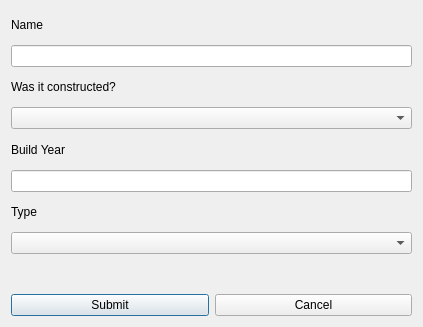
Above: addcomputer.ui from Tryggvith/vika3 before the change. Below: the same form after it.
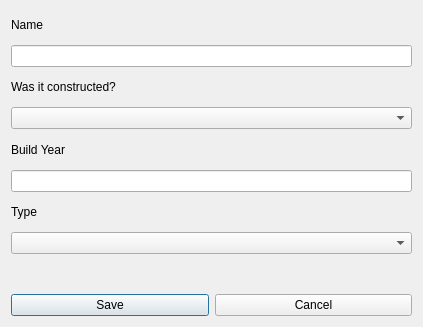
That is the form after the change. Icons and pictures are not drawn.

What changed in the file:
```diff
--- a/addcomputer.ui
+++ b/addcomputer.ui
@@ -94,7 +94,7 @@
      <item>
       <widget class="QPushButton" name="Button_Add_Computer">
        <property name="text">
-        <string>Submit</string>
+        <string>Save</string>
        </property>
       </widget>
      </item>
```
Left out of the diff: 2 changed lines with no effect on the pictures.
